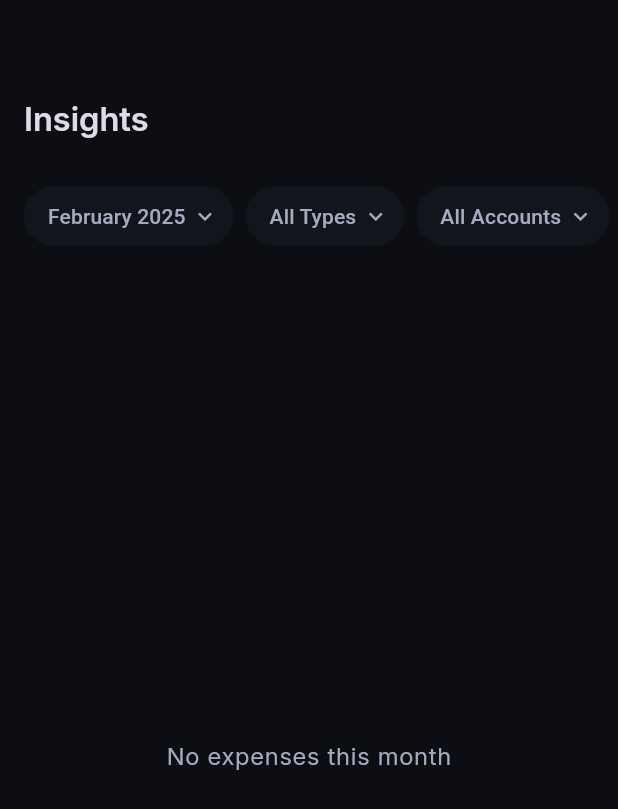
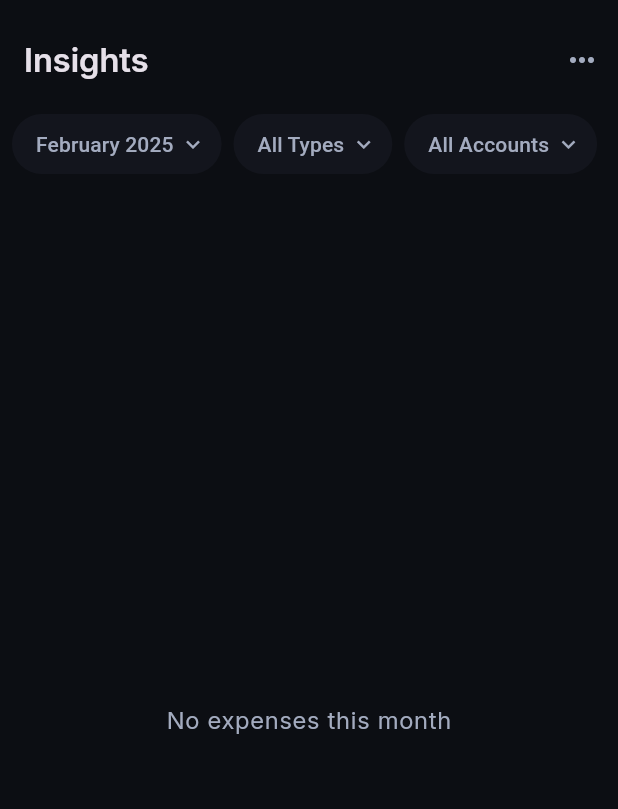
Before and after one commit to 0x6762/kiwi-spending-tracker, a Flutter app: the InsightsScreen screen opened directly with empty values, on a phone screen of 412 x 824 dp. Shown: the top 809 px of the screen. Run offline on Flutter 3.47's test engine with Material 3 defaults, Android fonts, the phone set to English and light mode, and no system bars; our stand-ins replace fl_chart, flutter_svg, shared_preferences; accounts and stored records are empty.

Commit message:
Adjust insight screen

```diff
--- a/lib/screens/insights_screen.dart
+++ b/lib/screens/insights_screen.dart
@@ -8,6 +8,7 @@ import '../models/account.dart';
 import '../utils/formatters.dart';
 import '../widgets/picker_sheet.dart';
 import '../widgets/add_category_sheet.dart';
+import '../screens/settings_screen.dart';
 
 class InsightsScreen extends StatefulWidget {
   final List<Expense> expenses;
@@ -198,10 +199,10 @@ class _InsightsScreenState extends State<InsightsScreen> {
   void _showExpenseTypeSheet() {
     PickerSheet.show(
       context: context,
-      title: 'Select Type',
+      title: 'Expense Type',
       children: [
         ListTile(
-          title: const Text('All Types'),
+          title: const Text('All'),
           selected: _selectedExpenseType == null,
           onTap: () {
             setState(() => _selectedExpenseType = null);
@@ -270,7 +271,7 @@ class _InsightsScreenState extends State<InsightsScreen> {
 
     return SingleChildScrollView(
       scrollDirection: Axis.horizontal,
-      padding: const EdgeInsets.symmetric(horizontal: 16),
+      padding: const EdgeInsets.symmetric(horizontal: 8),
       child: Row(
         children: [
           // Month filter
@@ -314,6 +315,43 @@ class _InsightsScreenState extends State<InsightsScreen> {
     );
   }
 
+  Widget _buildHeader() {
+    return Column(
+      children: [
+        SizedBox(height: MediaQuery.of(context).padding.top),
+        Padding(
+          padding: const EdgeInsets.fromLTRB(0, 16, 0, 8),
+          child: Row(
+            mainAxisAlignment: MainAxisAlignment.spaceBetween,
+            children: [
+              Padding(
+                padding: const EdgeInsets.only(left: 16),
+                child: Text(
+                  'Insights',
+                  style: Theme.of(context).textTheme.titleLarge,
+                ),
+              ),
+              IconButton(
+                icon: Icon(
+                  Icons.more_horiz,
+                  color: Theme.of(context).colorScheme.onSurfaceVariant,
+                ),
+                onPressed: () {
+                  Navigator.push(
+                    context,
+                    MaterialPageRoute(
+                      builder: (context) => const SettingsScreen(),
+                    ),
+                  );
+                },
+              ),
+            ],
+          ),
+        ),
+      ],
+    );
+  }
+
   @override
   Widget build(BuildContext context) {
     final theme = Theme.of(context);
@@ -321,17 +359,15 @@ class _InsightsScreenState extends State<InsightsScreen> {
 
     return Scaffold(
       backgroundColor: theme.colorScheme.surface,
-      body: SafeArea(
-        child: CustomScrollView(
+      body: CustomScrollView(
         slivers: [
-            SliverAppBar.medium(
-              title: const Text('Insights'),
+          SliverToBoxAdapter(
+            child: _buildHeader(),
           ),
           SliverToBoxAdapter(
             child: Column(
               crossAxisAlignment: CrossAxisAlignment.start,
               children: [
-                  const SizedBox(height: 8),
                 _buildFilterRow(),
                 const SizedBox(height: 16),
               ],
@@ -350,7 +386,7 @@ class _InsightsScreenState extends State<InsightsScreen> {
             )
           else
             SliverPadding(
-                padding: const EdgeInsets.all(16),
+              padding: const EdgeInsets.symmetric(horizontal: 8),
               sliver: SliverList(
                 delegate: SliverChildListDelegate([
                   ...categoryTotals.entries.map((entry) {
@@ -363,7 +399,12 @@ class _InsightsScreenState extends State<InsightsScreen> {
                     return Padding(
                       padding: const EdgeInsets.only(bottom: 8),
                       child: Card(
+                        margin: EdgeInsets.zero,
                         color: theme.colorScheme.surfaceContainer,
+                        shape: RoundedRectangleBorder(
+                          borderRadius: BorderRadius.circular(28),
+                        ),
+                        elevation: 0,
                         child: Padding(
                           padding: const EdgeInsets.all(16),
                           child: _buildCategoryRow(
@@ -382,7 +423,6 @@ class _InsightsScreenState extends State<InsightsScreen> {
               ),
             ),
         ],
-        ),
       ),
     );
   }
--- a/lib/widgets/expense_list.dart
+++ b/lib/widgets/expense_list.dart
@@ -103,7 +103,7 @@ class ExpenseList extends StatelessWidget {
           behavior: HitTestBehavior.opaque,
           onTap: onTap != null ? () => onTap!(expense) : null,
           child: Padding(
-            padding: const EdgeInsets.symmetric(horizontal: 16, vertical: 16),
+            padding: const EdgeInsets.symmetric(horizontal: 16, vertical: 12),
             child: Row(
               children: [
                 CircleAvatar(
@@ -163,7 +163,7 @@ class ExpenseList extends StatelessWidget {
     final sortedExpenses = _sortedExpenses;
 
     return Padding(
-      padding: const EdgeInsets.only(bottom: 16),
+      padding: const EdgeInsets.only(top: 8, bottom: 8),
       child: Column(
         children: sortedExpenses
             .map((expense) => _buildExpenseItem(context, expense))
--- a/lib/widgets/expense_summary.dart
+++ b/lib/widgets/expense_summary.dart
@@ -146,7 +146,7 @@ class _ExpenseSummaryState extends State<ExpenseSummary> {
                 ),
               ),
             ),
-            const SizedBox(height: 8),
+            const SizedBox(height: 8), // spacing between chart and summary
             Card(
               margin: EdgeInsets.zero,
               color: theme.colorScheme.surfaceContainer,
```
Also changed, not shown: lib/screens/main_screen.dart (+8 -6 lines), assets/icons/subscription.svg (added). Lines whose indentation alone changed are shown as unchanged.
